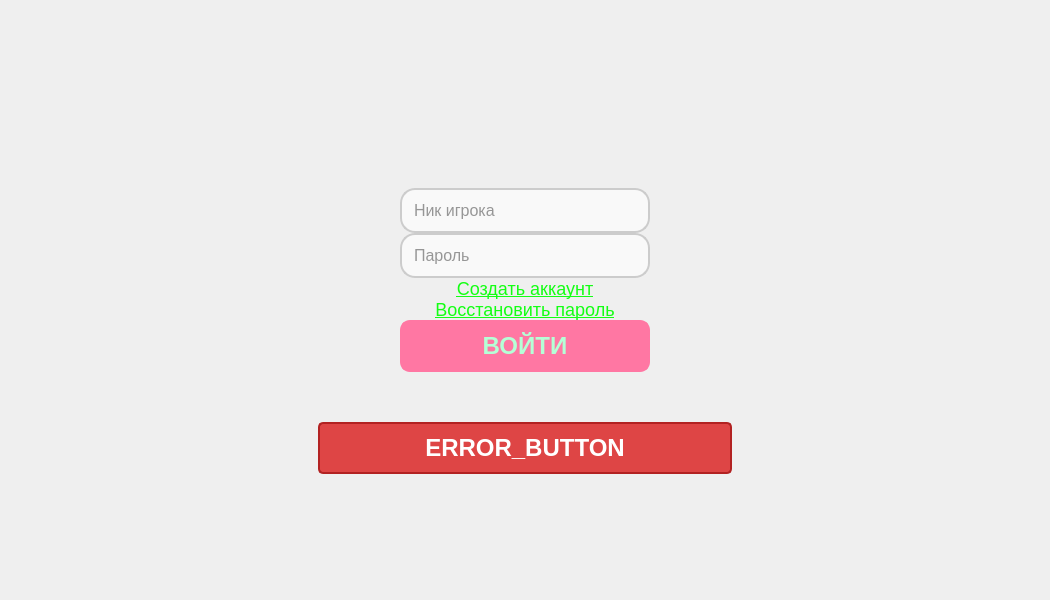
Old version of the form src/launcher/design/design.ui in the repository izharus/tfc_halloween_launcher.
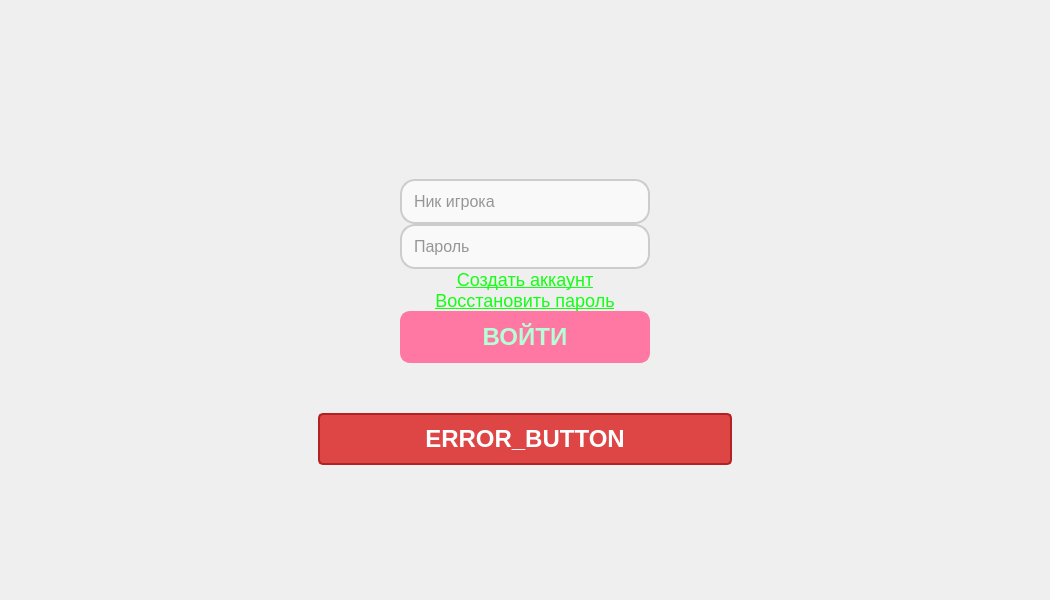
New version of the form. Icons and pictures are not drawn.

Diff of the .ui file:
```diff
--- a/src/launcher/design/design.ui
+++ b/src/launcher/design/design.ui
@@ -73,8 +73,110 @@
 background-image: url(:/data/background/main_back.jpg);
 }</string>
       </property>
-      <layout class="QGridLayout" name="gridLayout">
-       <item row="2" column="0">
+      <layout class="QVBoxLayout" name="verticalLayout_3">
+       <item>
+        <widget class="QWidget" name="widget_main_window_child" native="true">
+         <layout class="QVBoxLayout" name="verticalLayout">
+          <item>
+           <layout class="QHBoxLayout" name="horizontalLayout_top_menu">
+            <property name="topMargin">
+             <number>10</number>
+            </property>
+            <property name="rightMargin">
+             <number>10</number>
+            </property>
+            <item>
+             <spacer name="horizontalSpacer_6">
+              <property name="orientation">
+               <enum>Qt::Orientation::Horizontal</enum>
+              </property>
+              <property name="sizeHint" stdset="0">
+               <size>
+                <width>40</width>
+                <height>20</height>
+               </size>
+              </property>
+             </spacer>
+            </item>
+            <item>
+             <widget class="QPushButton" name="pushButton_collapse_app">
+              <property name="maximumSize">
+               <size>
+                <width>32</width>
+                <height>32</height>
+               </size>
+              </property>
+              <property name="styleSheet">
+               <string notr="true">QPushButton {
+    background-image: url(:/data/background/collapse_icon.png);
+    background-position: center;
+    background-repeat: no-repeat;
+    border: none; /* Убираем границы */
+    border-radius: 10px; /* Скругляем углы кнопки */
+    padding: 10px; /* Добавляем внутренние отступы */
+    color: white; /* Устанавливаем цвет текста */
+    font-size: 16px; /* Устанавливаем размер шрифта */
+    font-weight: bold; /* Устанавливаем жирный шрифт */
+}
+
+QPushButton:hover {
+    background-color: rgba(255, 255, 255, 0.2); /* Добавляем эффект при наведении */
+}
+
+QPushButton:pressed {
+    background-color: rgba(255, 255, 255, 0.4); /* Добавляем эффект при нажатии */
+}
+</string>
+              </property>
+              <property name="text">
+               <string/>
+              </property>
+             </widget>
+            </item>
+            <item>
+             <widget class="QPushButton" name="pushButton_close_app">
+              <property name="minimumSize">
+               <size>
+                <width>32</width>
+                <height>32</height>
+               </size>
+              </property>
+              <property name="maximumSize">
+               <size>
+                <width>32</width>
+                <height>32</height>
+               </size>
+              </property>
+              <property name="styleSheet">
+               <string notr="true">QPushButton {
+    background-image: url(:/data/background/close_icon.png);
+    background-position: center;
+    background-repeat: no-repeat;
+    border: none; /* Убираем границы */
+    border-radius: 10px; /* Скругляем углы кнопки */
+    padding: 10px; /* Добавляем внутренние отступы */
+    color: white; /* Устанавливаем цвет текста */
+    font-size: 16px; /* Устанавливаем размер шрифта */
+    font-weight: bold; /* Устанавливаем жирный шрифт */
+}
+
+QPushButton:hover {
+    background-color: rgba(255, 255, 255, 0.2); /* Добавляем эффект при наведении */
+}
+
+QPushButton:pressed {
+    background-color: rgba(255, 255, 255, 0.4); /* Добавляем эффект при нажатии */
+}
+</string>
+              </property>
+              <property name="text">
+               <string/>
+              </property>
+             </widget>
+            </item>
+           </layout>
+          </item>
+          <item>
         <widget class="QStackedWidget" name="stackedWidget">
          <property name="minimumSize">
           <size>
@@ -1172,104 +1274,8 @@
          </widget>
         </widget>
        </item>
-       <item row="0" column="0">
-        <layout class="QHBoxLayout" name="horizontalLayout_top_menu">
-         <property name="topMargin">
-          <number>10</number>
-         </property>
-         <property name="rightMargin">
-          <number>10</number>
-         </property>
-         <item>
-          <spacer name="horizontalSpacer_6">
-           <property name="orientation">
-            <enum>Qt::Orientation::Horizontal</enum>
-           </property>
-           <property name="sizeHint" stdset="0">
-            <size>
-             <width>40</width>
-             <height>20</height>
-            </size>
-           </property>
-          </spacer>
-         </item>
-         <item>
-          <widget class="QPushButton" name="pushButton_collapse_app">
-           <property name="maximumSize">
-            <size>
-             <width>32</width>
-             <height>32</height>
-            </size>
-           </property>
-           <property name="styleSheet">
-            <string notr="true">QPushButton {
-    background-image: url(:/data/background/collapse_icon.png);
-    background-position: center;
-    background-repeat: no-repeat;
-    border: none; /* Убираем границы */
-    border-radius: 10px; /* Скругляем углы кнопки */
-    padding: 10px; /* Добавляем внутренние отступы */
-    color: white; /* Устанавливаем цвет текста */
-    font-size: 16px; /* Устанавливаем размер шрифта */
-    font-weight: bold; /* Устанавливаем жирный шрифт */
-}
-
-QPushButton:hover {
-    background-color: rgba(255, 255, 255, 0.2); /* Добавляем эффект при наведении */
-}
-
-QPushButton:pressed {
-    background-color: rgba(255, 255, 255, 0.4); /* Добавляем эффект при нажатии */
-}
-</string>
-           </property>
-           <property name="text">
-            <string/>
-           </property>
-          </widget>
-         </item>
-         <item>
-          <widget class="QPushButton" name="pushButton_close_app">
-           <property name="minimumSize">
-            <size>
-             <width>32</width>
-             <height>32</height>
-            </size>
-           </property>
-           <property name="maximumSize">
-            <size>
-             <width>32</width>
-             <height>32</height>
-            </size>
-           </property>
-           <property name="styleSheet">
-            <string notr="true">QPushButton {
-    background-image: url(:/data/background/close_icon.png);
-    background-position: center;
-    background-repeat: no-repeat;
-    border: none; /* Убираем границы */
-    border-radius: 10px; /* Скругляем углы кнопки */
-    padding: 10px; /* Добавляем внутренние отступы */
-    color: white; /* Устанавливаем цвет текста */
-    font-size: 16px; /* Устанавливаем размер шрифта */
-    font-weight: bold; /* Устанавливаем жирный шрифт */
-}
-
-QPushButton:hover {
-    background-color: rgba(255, 255, 255, 0.2); /* Добавляем эффект при наведении */
-}
-
-QPushButton:pressed {
-    background-color: rgba(255, 255, 255, 0.4); /* Добавляем эффект при нажатии */
-}
-</string>
-           </property>
-           <property name="text">
-            <string/>
-           </property>
-          </widget>
-         </item>
-        </layout>
+         </layout>
+        </widget>
        </item>
       </layout>
      </widget>
```
Lines whose indentation alone changed are shown as unchanged.
